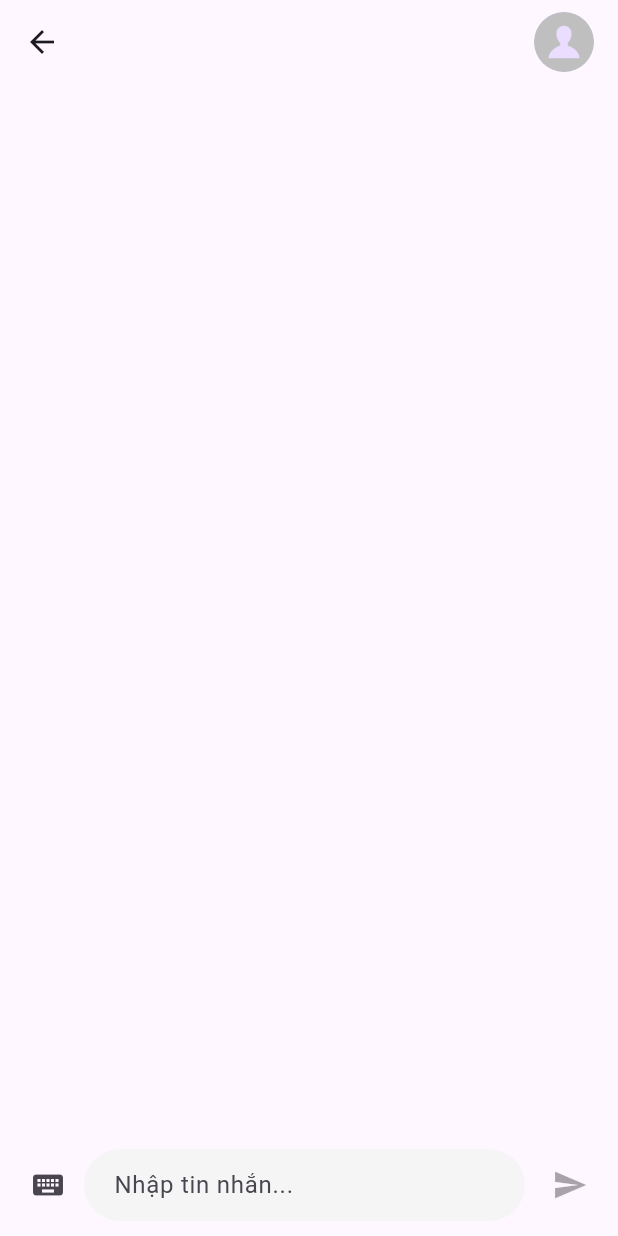
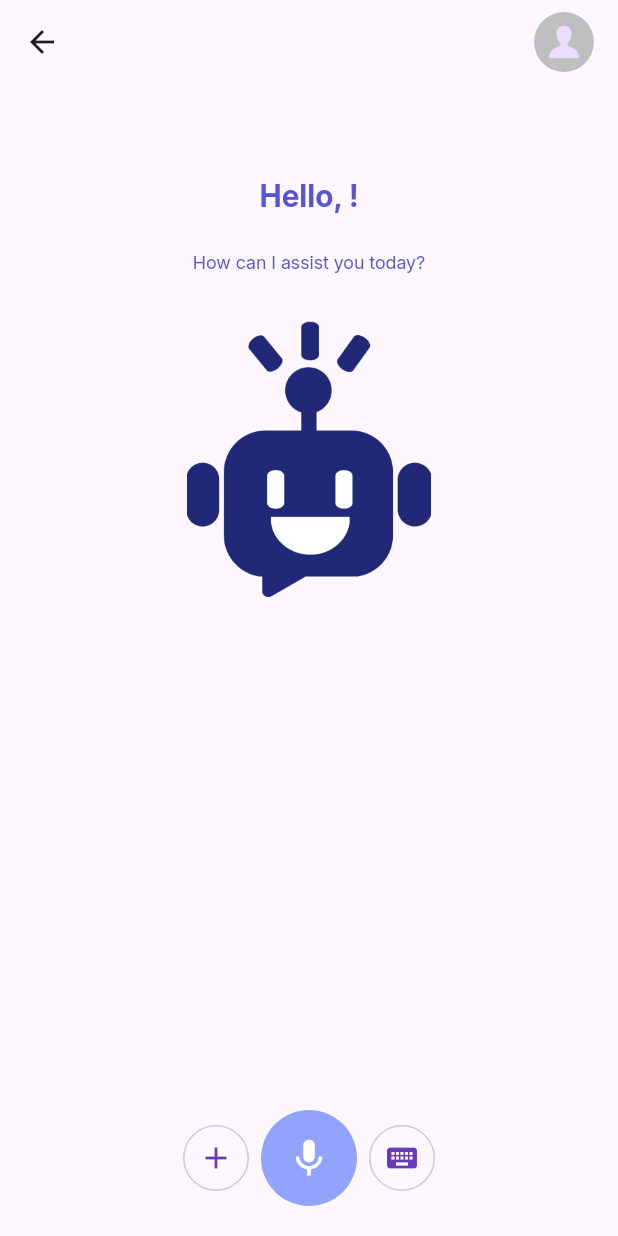
Before and after one commit to pigpig1524/personal-assistant, a Flutter app: the ChatScreen screen opened directly, on a phone screen of 412 x 824 dp. Run offline on Flutter 3.47's test engine with Material 3 defaults, Android fonts, the phone set to English and light mode, and no system bars; our stand-ins replace cloud_firestore, firebase_auth, firebase_core, google_sign_in, logger, shared_preferences and 2 more; accounts and stored records are empty.

Commit message:
update chat_screen

```diff
--- a/lotus/lib/constants.dart
+++ b/lotus/lib/constants.dart
@@ -15,6 +15,16 @@ const chatusergradient = LinearGradient(
   colors: [
     Color(0xFFEEA4CE),
     Color(0xFFC58BF2),
+  ],
+);
+
+const pautegradient = LinearGradient(
+  begin: Alignment.centerLeft,
+  end: Alignment.centerRight,
+  colors: [
+    Color(0xFFEEA4CE),
+    Color(0xFFC58BF2),
+
   ],
 );
 
--- a/lotus/lib/screens/chat_screen.dart
+++ b/lotus/lib/screens/chat_screen.dart
@@ -21,7 +21,10 @@ class _ChatScreenState extends State<ChatScreen> {
   bool _isVoiceInput = false;
   bool _isListening = false;
   bool _isLoading = false;
+  bool _showKeyboardInput = false;
   String? _errorMessage;
+  bool _keyboardVisible = false;
+
   late stt.SpeechToText _speech;
 
   @override
@@ -31,6 +34,9 @@ class _ChatScreenState extends State<ChatScreen> {
   }
 
   void _toggleListening() async {
+    WidgetsBinding.instance.addPostFrameCallback((_) {
+      _scrollToBottom();
+    });
     if (!_isListening) {
       bool available = await _speech.initialize(
         onStatus: (status) {
@@ -81,6 +87,8 @@ class _ChatScreenState extends State<ChatScreen> {
       _isLoading = false;
       _errorMessage = null;
       _isVoiceInput = false;
+      _showKeyboardInput = false;
+      _keyboardVisible = false;
     });
     _controller.clear();
     _scrollToBottom();
@@ -96,6 +104,7 @@ class _ChatScreenState extends State<ChatScreen> {
     });
     _scrollToBottom();
   }
+
   void _scrollToBottom() {
     Future.delayed(const Duration(milliseconds: 300), () {
       if (_scrollController.hasClients) {
@@ -154,60 +163,124 @@ class _ChatScreenState extends State<ChatScreen> {
   }
 
   Widget _buildInputBar() {
+    if (_isListening) {
       return Padding(
-      padding: const EdgeInsets.symmetric(horizontal: 8, vertical: 10),
+        padding: const EdgeInsets.only(bottom: 40),
+        child: Center(
+          child: Column(
+            children: [
+              const Text(
+                "I'm listening...",
+                style: TextStyle(fontSize: 16, fontWeight: FontWeight.bold, color: Colors.indigo),
+              ),
+              const SizedBox(height: 12),
+              GestureDetector(
+                onTap: _toggleListening,
+                child: Container(
+                  padding: const EdgeInsets.all(20),
+                  decoration: const BoxDecoration(
+                    shape: BoxShape.circle,
+                    gradient: pautegradient,
+                  ),
+                  child: const Icon(Icons.pause, color: Colors.white, size: 30),
+                ),
+              ),
+            ],
+          ),
+        ),
+      );
+    }
+
+    if (_showKeyboardInput) {
+      return Padding(
+        padding: const EdgeInsets.symmetric(horizontal: 12, vertical: 12),
         child: Row(
           children: [
-          IconButton(
-            icon: Icon(_isListening
-                ? Icons.stop
-                : (_isVoiceInput ? Icons.mic : Icons.keyboard)),
-            onPressed: () {
-              if (_isVoiceInput) {
-                _toggleListening();
-              } else {
-                setState(() {
-                  _isVoiceInput = !_isVoiceInput;
-                  _errorMessage = null;
-                });
-              }
-            },
-            tooltip: _isListening
-                ? "Dừng ghi âm"
-                : (_isVoiceInput ? "Chuyển sang bàn phím" : "Nhập bằng giọng nói"),
-          ),
             Expanded(
               child: TextField(
                 controller: _controller,
                 onSubmitted: (_) => _sendMessage(),
-              enabled: !_isLoading,
-              decoration: const InputDecoration(
-                hintText: 'Nhập tin nhắn...',
-                filled: true,
-                fillColor: Color(0xFFF5F5F5),
-                contentPadding: EdgeInsets.symmetric(horizontal: 16),
+                decoration: InputDecoration(
+                  hintText: 'Message...',
+                  contentPadding: const EdgeInsets.symmetric(horizontal: 16, vertical: 12),
                   border: OutlineInputBorder(
-                  borderRadius: BorderRadius.all(Radius.circular(24)),
-                  borderSide: BorderSide.none,
+                    borderRadius: BorderRadius.circular(24),
                   ),
                 ),
               ),
             ),
-          const SizedBox(width: 6),
-          _isLoading
-              ? const Padding(
-                  padding: EdgeInsets.symmetric(horizontal: 8),
-                  child: SizedBox(
-                    width: 24,
-                    height: 24,
-                    child: CircularProgressIndicator(strokeWidth: 2),
+            const SizedBox(width: 8),
+            GestureDetector(
+              onTap: _sendMessage,
+              child: Container(
+                padding: const EdgeInsets.all(12),
+                decoration: const BoxDecoration(
+                  shape: BoxShape.circle,
+                  color: Color(0xFFB9B5F8),
                 ),
-                )
-              : IconButton(
-                  icon: const Icon(Icons.send),
-                  onPressed: (_controller.text.trim().isEmpty || _isLoading)
-                      ? null
-                      : _sendMessage,
+                child: const Icon(Icons.send, color: Colors.white),
+              ),
+            ),
+          ],
+        ),
+      );
+    }
+
+    return Padding(
+      padding: const EdgeInsets.symmetric(vertical: 20),
+      child: Row(
+        mainAxisAlignment: MainAxisAlignment.center,
+        children: [
+          GestureDetector(
+            onTap: () {
+              // TODO: handle +
+            },
+            child: Container(
+              width: 44,
+              height: 44,
+              decoration: BoxDecoration(
+                shape: BoxShape.circle,
+                border: Border.all(color: Colors.deepPurple.shade100),
+              ),
+              child: const Icon(Icons.add, color: Colors.deepPurple),
+            ),
+          ),
+          const SizedBox(width: 8),
+          GestureDetector(
+            onTap: () {
+              setState(() {
+                _isVoiceInput = true;
+                _showKeyboardInput = false;
+                _toggleListening();
+              });
+            },
+            child: Container(
+              width: 64,
+              height: 64,
+              decoration: const BoxDecoration(
+                shape: BoxShape.circle,
+                color: Color(0xFF92A3FD),
+              ),
+              child: const Icon(Icons.mic, color: Colors.white, size: 30),
+            ),
+          ),
+          const SizedBox(width: 8),
+          GestureDetector(
+            onTap: () {
+              setState(() {
+                _isVoiceInput = false;
+                _showKeyboardInput = true;
+              });
+            },
+            child: Container(
+              width: 44,
+              height: 44,
+              decoration: BoxDecoration(
+                shape: BoxShape.circle,
+                border: Border.all(color: Colors.deepPurple.shade100),
+              ),
+              child: const Icon(Icons.keyboard, color: Colors.deepPurple),
+            ),
           ),
         ],
       ),
@@ -216,8 +289,17 @@ class _ChatScreenState extends State<ChatScreen> {
 
   @override
   Widget build(BuildContext context) {
+    final user = FirebaseAuth.instance.currentUser;
+    final displayName = user?.displayName ?? 'User';
     final String? userAvatarUrl = FirebaseAuth.instance.currentUser?.photoURL;
-
+    final bottomInset = MediaQuery.of(context).viewInsets.bottom;
+    final isKeyboardVisible = bottomInset > 0;
+    if (isKeyboardVisible && !_keyboardVisible) {
+      WidgetsBinding.instance.addPostFrameCallback((_) {
+        _scrollToBottom();
+      });
+    }
+    _keyboardVisible = isKeyboardVisible;
     return Scaffold(
       appBar: AppBar(
         centerTitle: true,
@@ -254,6 +336,48 @@ class _ChatScreenState extends State<ChatScreen> {
               ),
             ),
           Expanded(
+            child: _messages.isEmpty
+                ? Align(
+                    alignment: Alignment.topCenter,
+                    child: SingleChildScrollView(
+                      child: Padding(
+                        padding: const EdgeInsets.only(top: 60.0),
+                        child: Column(
+                          mainAxisAlignment: MainAxisAlignment.start,
+                          children: [
+                            Text(
+                              "Hello, $displayName!",
+                              style: onboardingheading,
+                            ),
+                            const SizedBox(height: 20),
+                            const Text(
+                              "How can I assist you today?",
+                              style: onboardingbody,
+                              textAlign: TextAlign.center,
+                            ),
+                            const SizedBox(height: 30),
+                            Image.asset(
+                              "assets/images/robot2.png",
+                              height: 184,
+                              width: 163,
+                              fit: BoxFit.cover,
+                            ),
+                          ],
+                        ),
+                      ),
+                    ),
+                  )
+                : GestureDetector(
+                    behavior: HitTestBehavior.opaque,
+                    onTap: () {
+                      if (_showKeyboardInput) {
+                        FocusScope.of(context).unfocus();
+                        setState(() {
+                          _showKeyboardInput = false;
+                          _isVoiceInput = false;
+                        });
+                      }
+                    },
                     child: ListView.builder(
                       controller: _scrollController,
                       padding: const EdgeInsets.all(12),
@@ -261,6 +385,9 @@ class _ChatScreenState extends State<ChatScreen> {
                       itemBuilder: (context, index) => _buildMessage(_messages[index]),
                     ),
                   ),
+          ),
+
+
           _buildInputBar(),
         ],
       ),
--- a/lotus/lib/screens/login_screen.dart
+++ b/lotus/lib/screens/login_screen.dart
@@ -59,14 +59,12 @@ class _LoginScreenState extends State<LoginScreen> {
       final accessToken = await _refreshAccessToken();
 
       if (accessToken != null) {
-        logger.i("Access token làm mới thành công, chuyển tới CalendarScreen");
+        logger.i("Access token làm mới thành công, chuyển tới OnboardingScreen");
         if (mounted) {
-          Navigator.pushReplacement(
-            context,
-            MaterialPageRoute(
-              builder: (_) => CalendarScreen(accessToken: accessToken),
-            ),
-          );
+            Navigator.pushReplacement(
+              context,
+              MaterialPageRoute(builder: (_) => OnboardingScreen()),
+            );
         }
       } else {
         logger.w("Không thể làm mới token, chuyển tới OnboardingScreen");
```
Lines whose indentation alone changed are shown as unchanged.
